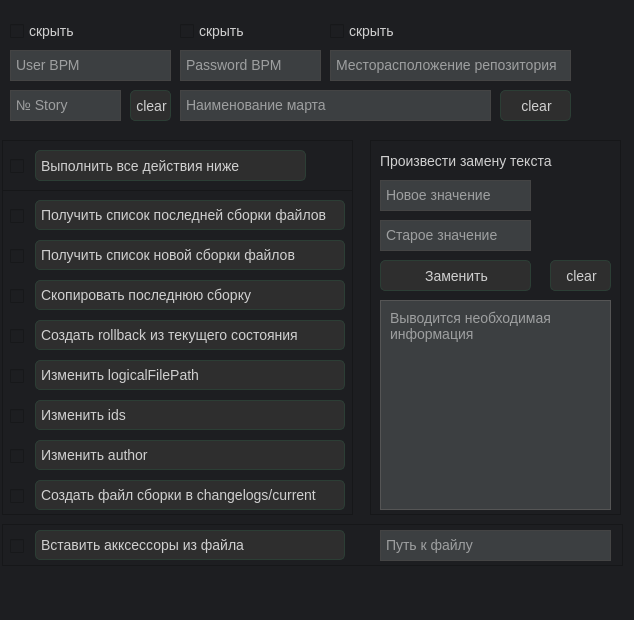
Qt form files/UI files/ui_rdv_adgp.ui (AleksandrNemanov/ceh) before a commit.
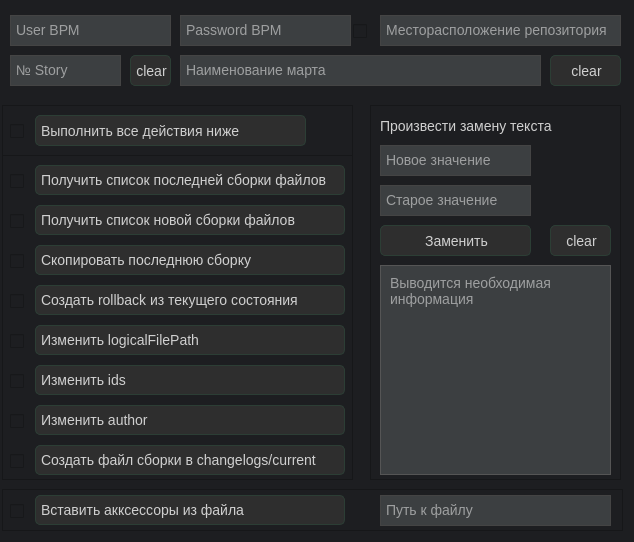
The same form after that commit.

Commit message: доработка визуальной части ADGP

Diff of the .ui file:
```diff
--- a/files/UI files/ui_rdv_adgp.ui
+++ b/files/UI files/ui_rdv_adgp.ui
@@ -7,7 +7,7 @@
     <x>0</x>
     <y>0</y>
     <width>634</width>
-    <height>620</height>
+    <height>542</height>
    </rect>
   </property>
   <property name="windowTitle">
@@ -106,7 +106,7 @@
    <property name="geometry">
     <rect>
      <x>35</x>
-     <y>200</y>
+     <y>165</y>
      <width>310</width>
      <height>30</height>
     </rect>
@@ -119,7 +119,7 @@
    <property name="geometry">
     <rect>
      <x>35</x>
-     <y>240</y>
+     <y>205</y>
      <width>310</width>
      <height>30</height>
     </rect>
@@ -132,7 +132,7 @@
    <property name="geometry">
     <rect>
      <x>35</x>
-     <y>280</y>
+     <y>245</y>
      <width>310</width>
      <height>30</height>
     </rect>
@@ -145,7 +145,7 @@
    <property name="geometry">
     <rect>
      <x>35</x>
-     <y>150</y>
+     <y>115</y>
      <width>271</width>
      <height>31</height>
     </rect>
@@ -161,7 +161,7 @@
    <property name="geometry">
     <rect>
      <x>35</x>
-     <y>320</y>
+     <y>285</y>
      <width>310</width>
      <height>30</height>
     </rect>
@@ -174,7 +174,7 @@
    <property name="geometry">
     <rect>
      <x>35</x>
-     <y>360</y>
+     <y>325</y>
      <width>310</width>
      <height>30</height>
     </rect>
@@ -187,7 +187,7 @@
    <property name="geometry">
     <rect>
      <x>35</x>
-     <y>400</y>
+     <y>365</y>
      <width>310</width>
      <height>30</height>
     </rect>
@@ -200,7 +200,7 @@
    <property name="geometry">
     <rect>
      <x>35</x>
-     <y>440</y>
+     <y>405</y>
      <width>310</width>
      <height>30</height>
     </rect>
@@ -213,7 +213,7 @@
    <property name="geometry">
     <rect>
      <x>35</x>
-     <y>480</y>
+     <y>445</y>
      <width>310</width>
      <height>30</height>
     </rect>
@@ -246,7 +246,7 @@
    <property name="geometry">
     <rect>
      <x>380</x>
-     <y>260</y>
+     <y>225</y>
      <width>151</width>
      <height>31</height>
     </rect>
@@ -262,7 +262,7 @@
    <property name="geometry">
     <rect>
      <x>380</x>
-     <y>150</y>
+     <y>115</y>
      <width>191</width>
      <height>21</height>
     </rect>
@@ -275,7 +275,7 @@
    <property name="geometry">
     <rect>
      <x>550</x>
-     <y>260</y>
+     <y>225</y>
      <width>61</width>
      <height>31</height>
     </rect>
@@ -293,7 +293,7 @@
    <property name="geometry">
     <rect>
      <x>10</x>
-     <y>205</y>
+     <y>170</y>
      <width>21</width>
      <height>22</height>
     </rect>
@@ -306,7 +306,7 @@
    <property name="geometry">
     <rect>
      <x>10</x>
-     <y>245</y>
+     <y>210</y>
      <width>21</width>
      <height>22</height>
     </rect>
@@ -319,7 +319,7 @@
    <property name="geometry">
     <rect>
      <x>10</x>
-     <y>285</y>
+     <y>250</y>
      <width>21</width>
      <height>22</height>
     </rect>
@@ -332,7 +332,7 @@
    <property name="geometry">
     <rect>
      <x>10</x>
-     <y>325</y>
+     <y>290</y>
      <width>21</width>
      <height>22</height>
     </rect>
@@ -345,7 +345,7 @@
    <property name="geometry">
     <rect>
      <x>10</x>
-     <y>365</y>
+     <y>330</y>
      <width>21</width>
      <height>22</height>
     </rect>
@@ -358,7 +358,7 @@
    <property name="geometry">
     <rect>
      <x>10</x>
-     <y>405</y>
+     <y>370</y>
      <width>21</width>
      <height>22</height>
     </rect>
@@ -371,7 +371,7 @@
    <property name="geometry">
     <rect>
      <x>10</x>
-     <y>445</y>
+     <y>410</y>
      <width>21</width>
      <height>22</height>
     </rect>
@@ -384,7 +384,7 @@
    <property name="geometry">
     <rect>
      <x>10</x>
-     <y>485</y>
+     <y>450</y>
      <width>21</width>
      <height>22</height>
     </rect>
@@ -396,21 +396,21 @@
   <widget class="QCheckBox" name="checkBox">
    <property name="geometry">
     <rect>
-     <x>180</x>
+     <x>353</x>
      <y>20</y>
-     <width>81</width>
+     <width>21</width>
      <height>22</height>
     </rect>
    </property>
    <property name="text">
-    <string>скрыть</string>
+    <string/>
    </property>
   </widget>
   <widget class="QPlainTextEdit" name="plainTextEdit">
    <property name="geometry">
     <rect>
      <x>380</x>
-     <y>180</y>
+     <y>145</y>
      <width>151</width>
      <height>31</height>
     </rect>
@@ -423,7 +423,7 @@
    <property name="geometry">
     <rect>
      <x>380</x>
-     <y>220</y>
+     <y>185</y>
      <width>151</width>
      <height>31</height>
     </rect>
@@ -436,8 +436,8 @@
    <property name="geometry">
     <rect>
      <x>180</x>
-     <y>90</y>
-     <width>311</width>
+     <y>55</y>
+     <width>361</width>
      <height>31</height>
     </rect>
    </property>
@@ -451,8 +451,8 @@
   <widget class="QPlainTextEdit" name="plainTextEdit_4">
    <property name="geometry">
     <rect>
-     <x>330</x>
-     <y>50</y>
+     <x>380</x>
+     <y>15</y>
      <width>241</width>
      <height>31</height>
     </rect>
@@ -465,8 +465,8 @@
    <property name="geometry">
     <rect>
      <x>180</x>
-     <y>50</y>
-     <width>141</width>
+     <y>15</y>
+     <width>171</width>
      <height>31</height>
     </rect>
    </property>
@@ -484,7 +484,7 @@
    <property name="geometry">
     <rect>
      <x>10</x>
-     <y>50</y>
+     <y>15</y>
      <width>161</width>
      <height>31</height>
     </rect>
@@ -503,7 +503,7 @@
    <property name="geometry">
     <rect>
      <x>10</x>
-     <y>90</y>
+     <y>55</y>
      <width>111</width>
      <height>31</height>
     </rect>
@@ -522,7 +522,7 @@
    <property name="geometry">
     <rect>
      <x>10</x>
-     <y>155</y>
+     <y>120</y>
      <width>21</width>
      <height>22</height>
     </rect>
@@ -535,7 +535,7 @@
    <property name="geometry">
     <rect>
      <x>380</x>
-     <y>300</y>
+     <y>265</y>
      <width>231</width>
      <height>210</height>
     </rect>
@@ -621,8 +621,8 @@
   <widget class="QPushButton" name="pushButton_12">
    <property name="geometry">
     <rect>
-     <x>500</x>
-     <y>90</y>
+     <x>550</x>
+     <y>55</y>
      <width>71</width>
      <height>31</height>
     </rect>
@@ -636,37 +636,11 @@
     <string>clear</string>
    </property>
   </widget>
-  <widget class="QCheckBox" name="checkBox_2">
-   <property name="geometry">
-    <rect>
-     <x>10</x>
-     <y>20</y>
-     <width>81</width>
-     <height>22</height>
-    </rect>
-   </property>
-   <property name="text">
-    <string>скрыть</string>
-   </property>
-  </widget>
-  <widget class="QCheckBox" name="checkBox_12">
-   <property name="geometry">
-    <rect>
-     <x>330</x>
-     <y>20</y>
-     <width>81</width>
-     <height>22</height>
-    </rect>
-   </property>
-   <property name="text">
-    <string>скрыть</string>
-   </property>
-  </widget>
   <widget class="QPushButton" name="pushButton_13">
    <property name="geometry">
     <rect>
      <x>130</x>
-     <y>90</y>
+     <y>55</y>
      <width>41</width>
      <height>31</height>
     </rect>
@@ -684,7 +658,7 @@
    <property name="geometry">
     <rect>
      <x>35</x>
-     <y>530</y>
+     <y>495</y>
      <width>310</width>
      <height>30</height>
     </rect>
@@ -717,7 +691,7 @@
    <property name="geometry">
     <rect>
      <x>380</x>
-     <y>530</y>
+     <y>495</y>
      <width>231</width>
      <height>31</height>
     </rect>
@@ -730,7 +704,7 @@
    <property name="geometry">
     <rect>
      <x>10</x>
-     <y>535</y>
+     <y>500</y>
      <width>21</width>
      <height>22</height>
     </rect>
@@ -743,7 +717,7 @@
    <property name="geometry">
     <rect>
      <x>370</x>
-     <y>140</y>
+     <y>105</y>
      <width>251</width>
      <height>375</height>
     </rect>
@@ -759,7 +733,7 @@
    <property name="geometry">
     <rect>
      <x>2</x>
-     <y>140</y>
+     <y>105</y>
      <width>351</width>
      <height>375</height>
     </rect>
@@ -791,7 +765,7 @@
    <property name="geometry">
     <rect>
      <x>2</x>
-     <y>524</y>
+     <y>489</y>
      <width>621</width>
      <height>42</height>
     </rect>
```
Left out of the diff: 4 changed lines with no effect on the pictures. The commit also changes 1 other file.
